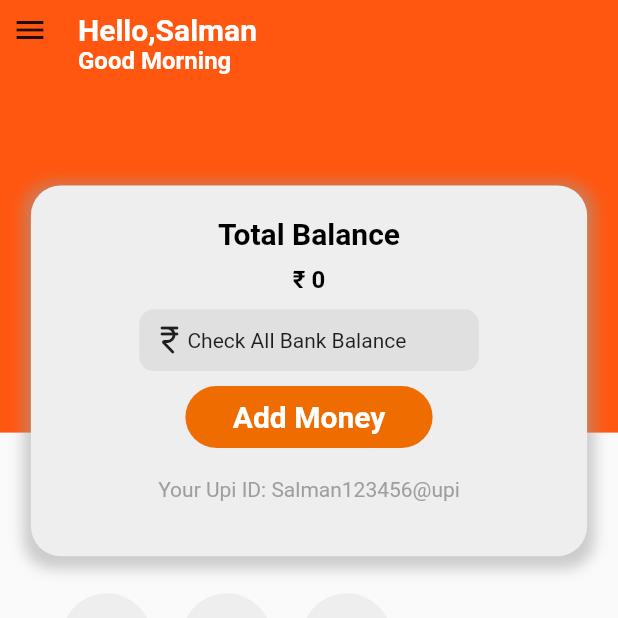
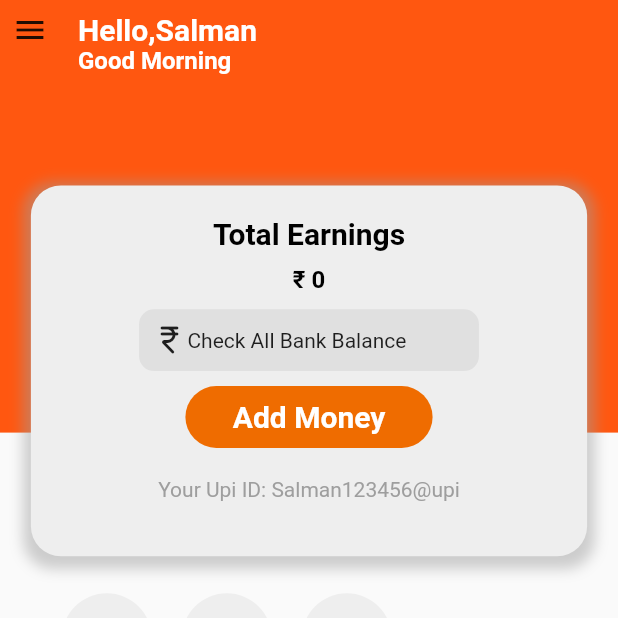
Before and after one commit to salmanulfarisi/business_empire, a Flutter app: the screen it shows after launch, on a phone screen of 412 x 824 dp, the top half of it. Run offline on Flutter 3.47's test engine with Material 2 defaults, Android fonts, the phone set to English and light mode, and no system bars; our stand-ins replace line_icons, shared_preferences.

Commit message:
fixed bugs

```diff
--- a/lib/screen/pot/edit_goal.dart
+++ b/lib/screen/pot/edit_goal.dart
@@ -1,3 +1,4 @@
+import 'package:business_empire/screen/pot/pot_add_money.dart';
 import 'package:business_empire/utils/utils.dart';
 import 'package:business_empire/widgets/textformfield_widget.dart';
 import 'package:business_empire/widgets/widgets.dart';
@@ -16,7 +17,10 @@ class EditGoal extends StatelessWidget {
     void setGoal() async {
       SharedPreferences prefs = await SharedPreferences.getInstance();
       prefs.setDouble('goal', double.parse(controller.text));
-      Navigator.pop(context, double.parse(controller.text));
+      Navigator.pushAndRemoveUntil(
+          context,
+          MaterialPageRoute(builder: (context) => PotAddMoney(size: size)),
+          (route) => false);
     }
 
     return Scaffold(
--- a/lib/screen/pot/pot_add_money.dart
+++ b/lib/screen/pot/pot_add_money.dart
@@ -444,6 +444,7 @@ class _PotAddMoneyState extends State<PotAddMoney> {
                                               ),
                                             ),
                                           );
+                                          Navigator.pop(context);
                                           setState(() {});
                                         },
                                       ),
--- a/lib/widgets/home_container.dart
+++ b/lib/widgets/home_container.dart
@@ -33,7 +33,7 @@ class HomeContainer extends StatelessWidget {
       child: Column(
         children: [
           const Text(
-            'Total Balance',
+            'Total Earnings',
             style: AppStyle.title2,
           ),
           AppSize().height10,
```
